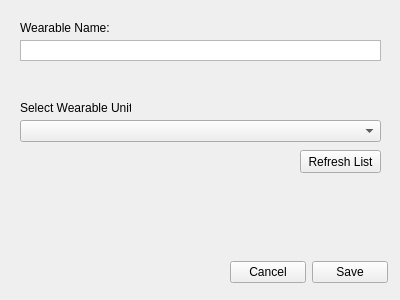
The window that drew_sys_tool/ui_files/wearabledialog.ui (tgbrow/DREW) describes before a commit, drawn with Qt 5.
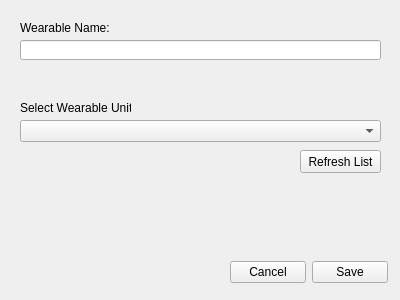
The same window after the commit.

```diff
--- a/drew_sys_tool/ui_files/wearabledialog.ui
+++ b/drew_sys_tool/ui_files/wearabledialog.ui
@@ -60,19 +60,6 @@
     <string>Select Wearable Unit:</string>
    </property>
   </widget>
-  <widget class="QPlainTextEdit" name="inputName">
-   <property name="geometry">
-    <rect>
-     <x>20</x>
-     <y>40</y>
-     <width>361</width>
-     <height>21</height>
-    </rect>
-   </property>
-   <property name="verticalScrollBarPolicy">
-    <enum>Qt::ScrollBarAlwaysOff</enum>
-   </property>
-  </widget>
   <widget class="QComboBox" name="dropdownWearable">
    <property name="geometry">
     <rect>
@@ -122,6 +109,19 @@
     </item>
    </layout>
   </widget>
+  <widget class="QLineEdit" name="inputName">
+   <property name="geometry">
+    <rect>
+     <x>20</x>
+     <y>40</y>
+     <width>361</width>
+     <height>20</height>
+    </rect>
+   </property>
+   <property name="maxLength">
+    <number>40</number>
+   </property>
+  </widget>
  </widget>
  <resources/>
  <connections/>
```
